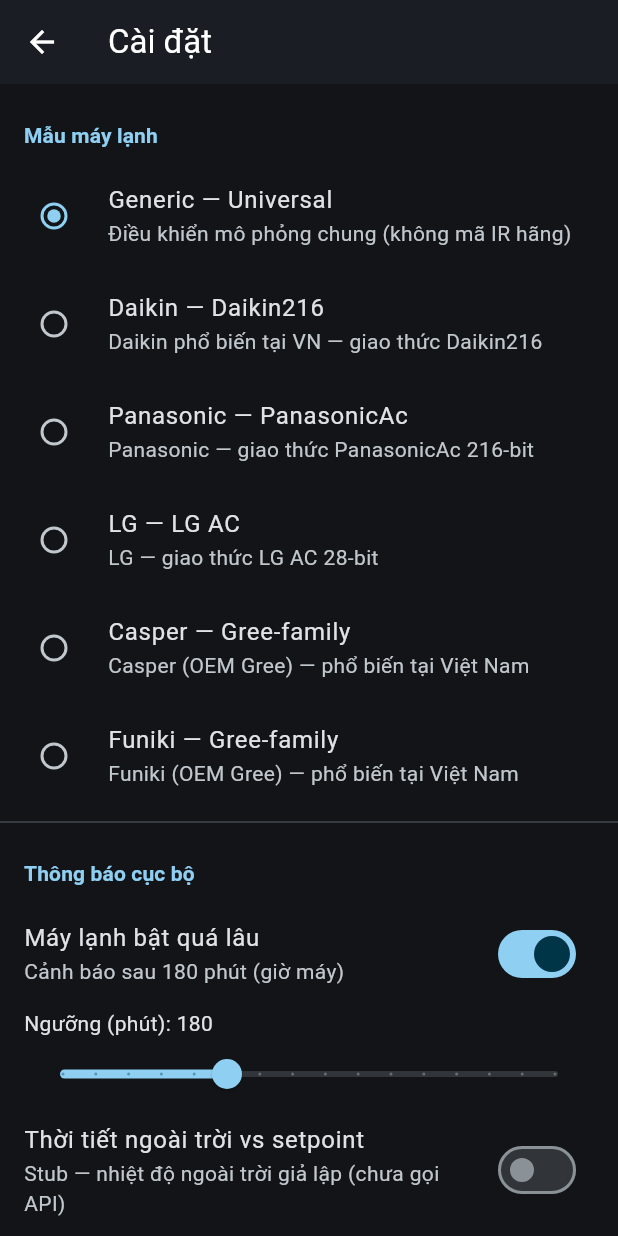
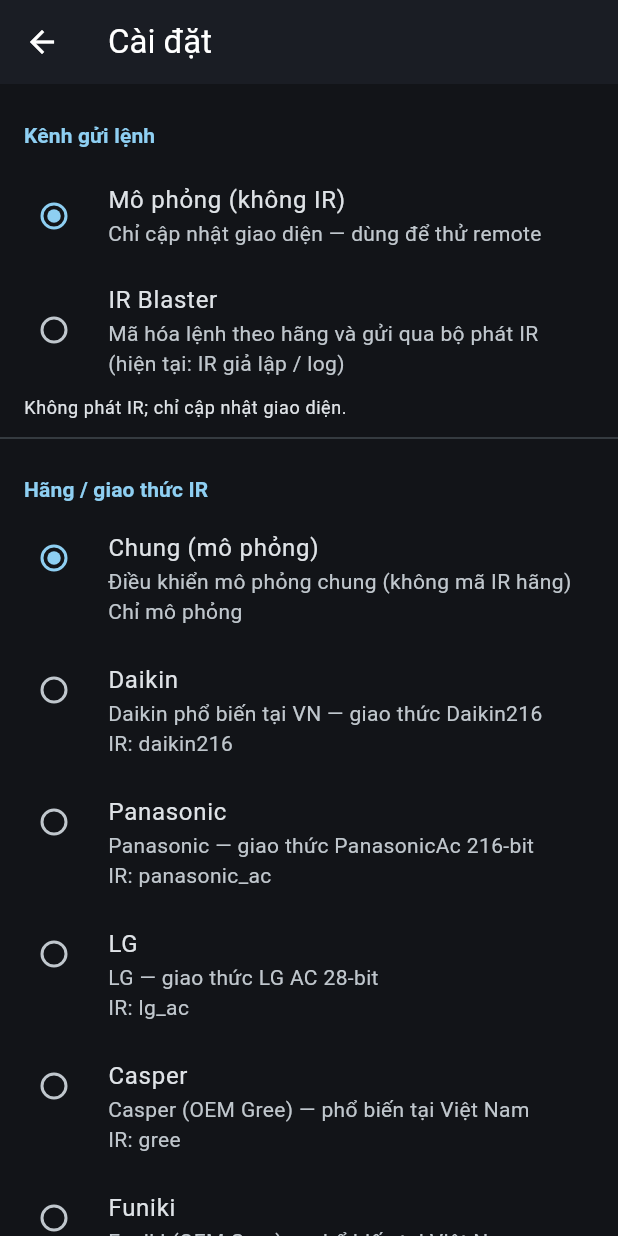
Before and after one commit to minhtuanat4/iot-remote-controller, a Flutter app: the SettingsScreen screen opened directly, on a phone screen of 412 x 824 dp. Run offline on Flutter 3.47's test engine with Material 3 defaults, Android fonts, the phone set to English and light mode, and no system bars; our stand-ins replace flutter_local_notifications, shared_preferences; accounts and stored records are empty.

Commit message:
feat(ir): settings transport/brand picker + encoder unit tests

```diff
--- a/lib/presentation/screens/settings_screen.dart
+++ b/lib/presentation/screens/settings_screen.dart
@@ -2,9 +2,10 @@
 import 'package:provider/provider.dart';
 
 import '../../data/models/ac_model_registry.dart';
+import '../../domain/models/ac_transport_kind.dart';
 import '../app_state.dart';
 
-/// Settings: AC model selection + local notification toggles.
+/// Settings: transport + AC brand/protocol + local notification toggles.
 class SettingsScreen extends StatelessWidget {
   const SettingsScreen({super.key});
 
@@ -18,18 +19,68 @@
       body: ListView(
         padding: const EdgeInsets.symmetric(vertical: 8),
         children: [
-          const _SectionHeader('Mẫu máy lạnh'),
-          ...AcModelRegistry.models.map((m) {
-            return RadioListTile<String>(
-              title: Text('${m.brandName} — ${m.modelName}'),
-              subtitle: Text(m.descriptionVi),
-              value: m.id,
-              groupValue: app.selectedModel.id,
-              onChanged: (id) {
-                if (id != null) app.selectModel(id);
-              },
-            );
-          }),
+          const _SectionHeader('Kênh gửi lệnh'),
+          RadioGroup<AcTransportKind>(
+            groupValue: app.transport,
+            onChanged: (v) {
+              if (v != null) app.selectTransport(v);
+            },
+            child: Column(
+              children: [
+                for (final k in AcTransportKind.values)
+                  RadioListTile<AcTransportKind>(
+                    title: Text(k.labelVi),
+                    subtitle: Text(k.descriptionVi),
+                    value: k,
+                  ),
+              ],
+            ),
+          ),
+          Padding(
+            padding: const EdgeInsets.symmetric(horizontal: 16, vertical: 4),
+            child: Text(
+              app.transport == AcTransportKind.irBlaster
+                  ? 'Bộ phát hiện tại: ${app.irTransmitter.labelVi}'
+                      '${app.irTransmitter.isHardware ? '' : ' — chưa gắn phần cứng'}'
+                  : 'Không phát IR; chỉ cập nhật giao diện.',
+              style: Theme.of(context).textTheme.bodySmall,
+            ),
+          ),
+          if (app.transport == AcTransportKind.irBlaster &&
+              app.lastIrFrame != null)
+            Padding(
+              padding: const EdgeInsets.fromLTRB(16, 4, 16, 8),
+              child: Text(
+                'Khung IR gần nhất: ${app.lastIrFrame!.protocolId} · '
+                '${app.lastIrFrame!.timingsUs.length} xung · '
+                'payload ${app.lastIrFrame!.payloadHex.length ~/ 2} byte',
+                style: Theme.of(context).textTheme.bodySmall?.copyWith(
+                      fontFamily: 'monospace',
+                    ),
+              ),
+            ),
+          const Divider(),
+          const _SectionHeader('Hãng / giao thức IR'),
+          RadioGroup<String>(
+            groupValue: app.selectedModel.id,
+            onChanged: (id) {
+              if (id != null) app.selectModel(id);
+            },
+            child: Column(
+              children: [
+                for (final m in AcModelRegistry.models)
+                  RadioListTile<String>(
+                    title: Text(m.pickerLabelVi),
+                    subtitle: Text(
+                      '${m.descriptionVi}\n'
+                      '${m.supportsIr ? 'IR: ${m.protocolId}' : 'Chỉ mô phỏng'}',
+                    ),
+                    isThreeLine: true,
+                    value: m.id,
+                  ),
+              ],
+            ),
+          ),
           const Divider(),
           const _SectionHeader('Thông báo cục bộ'),
           SwitchListTile(
@@ -124,7 +175,7 @@
             padding: const EdgeInsets.all(16),
             child: Text(
               'Thời gian dùng theo đồng hồ thiết bị (local time). '
-              'Giai đoạn 1: trạng thái máy lạnh được mô phỏng.',
+              'IR Blaster hiện ghi log khung xung; bước tiếp: Broadlink / ESP.',
               style: Theme.of(context).textTheme.bodySmall,
             ),
           ),
```
Also changed, not shown: 1 other file.
